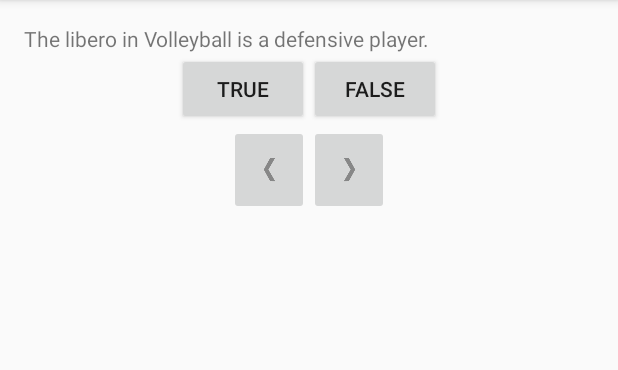
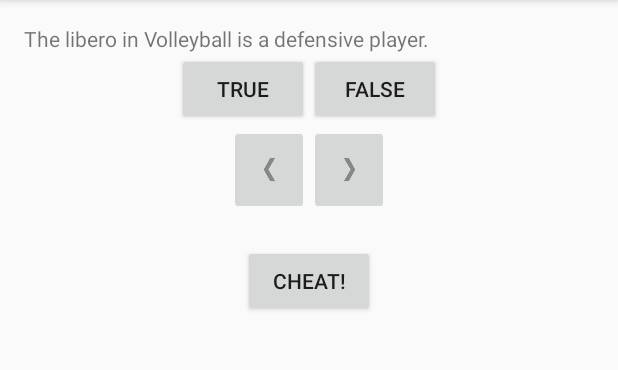
Before and after one commit to rhong612/Android-Quiz-App, an Android app: the screen it shows after launch (QuestionActivity), on a phone screen of 412 x 824 dp, the part 84-454 px from its top. Run offline under Robolectric (Android 15) with nearby library versions, the phone set to English and light mode, and no system bars.

Commit message:
Linked CheatActivity and QuestionActivity - implemented cheat functionality

```diff
--- a/src/main/AndroidManifest.xml
+++ b/src/main/AndroidManifest.xml
@@ -15,6 +15,7 @@
                 <category android:name="android.intent.category.LAUNCHER" />
             </intent-filter>
         </activity>
+        <activity android:name=".activities.CheatActivity"></activity>
     </application>
 
 </manifest>
--- a/src/main/java/com/raymondhong/quizapp/activities/QuestionActivity.java
+++ b/src/main/java/com/raymondhong/quizapp/activities/QuestionActivity.java
@@ -1,5 +1,7 @@
 package com.raymondhong.quizapp.activities;
 
+import android.content.Context;
+import android.content.Intent;
 import android.support.v7.app.AppCompatActivity;
 import android.os.Bundle;
 import android.view.View;
@@ -15,10 +17,12 @@ import java.util.ArrayList;
 
 public class QuestionActivity extends AppCompatActivity {
 
-    public static final String INDEX_KEY = "index";
+    private static final String INDEX_KEY = "index";
+    private static final int REQUEST_CODE_CHEAT = 0;
 
     private Button trueBtn;
     private Button falseBtn;
+    private Button cheatBtn;
     private ImageButton nextBtn;
     private ImageButton prevBtn;
     private TextView questionText;
@@ -65,7 +69,6 @@ public class QuestionActivity extends AppCompatActivity {
             }
         });
 
-
         if (savedInstanceState != null)
             currentQuesIndex = savedInstanceState.getInt(INDEX_KEY);
         else
@@ -74,10 +77,22 @@ public class QuestionActivity extends AppCompatActivity {
         questionList = new ArrayList<>();
         initializeQuestions();
 
+
+        cheatBtn = (Button) findViewById(R.id.cheat_button);
+        cheatBtn.setOnClickListener(new View.OnClickListener() {
+            @Override
+            public void onClick(View view) {
+                Intent cheatAct = CheatActivity.newIntent(QuestionActivity.this, questionList.get(currentQuesIndex).isCorrect());
+                startActivityForResult(cheatAct, REQUEST_CODE_CHEAT);
+            }
+        });
+
         //Set initial question
         Question nQuestion = questionList.get(currentQuesIndex);
         questionText.setText(nQuestion.getTextResID());
+
     }
+
 
     /**
      * Changes the question displayed to the next one in the question list
--- a/src/main/res/layout-land/activity_question.xml
+++ b/src/main/res/layout-land/activity_question.xml
@@ -57,5 +57,13 @@
 
     </LinearLayout>
 
+    <Button
+        android:id="@+id/cheat_button"
+        android:layout_width="wrap_content"
+        android:layout_height="wrap_content"
+        android:layout_below="@id/layout_next_previous"
+        android:layout_centerHorizontal="true"
+        android:layout_marginTop="@dimen/margin"
+        android:text="@string/cheat_text" />
 
 </RelativeLayout>
--- a/src/main/res/layout/activity_question.xml
+++ b/src/main/res/layout/activity_question.xml
@@ -57,5 +57,12 @@
 
     </LinearLayout>
 
-
+    <Button
+        android:id="@+id/cheat_button"
+        android:layout_width="wrap_content"
+        android:layout_height="wrap_content"
+        android:layout_below="@id/layout_next_previous"
+        android:layout_centerHorizontal="true"
+        android:layout_marginTop="@dimen/margin"
+        android:text="@string/cheat_text" />
 </RelativeLayout>
--- a/src/main/res/values/dimens.xml
+++ b/src/main/res/values/dimens.xml
@@ -5,4 +5,5 @@
 
 
     <dimen name="arrow_button_padding">20dp</dimen>
+    <dimen name="margin">20dp</dimen>
 </resources>
```
Also changed, not shown: src/main/java/com/raymondhong/quizapp/activities/CheatActivity.java (+51 -0 lines), src/main/res/layout/activity_cheat.xml (+27 -3 lines), src/main/res/values/strings.xml (+7 -0 lines).
